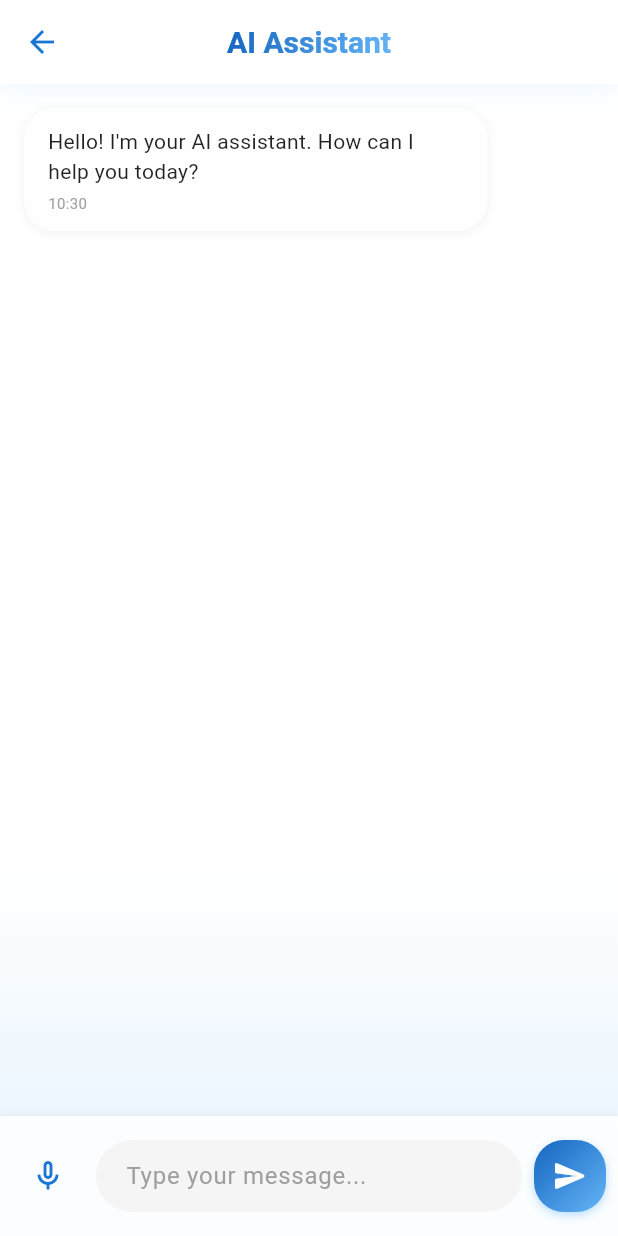
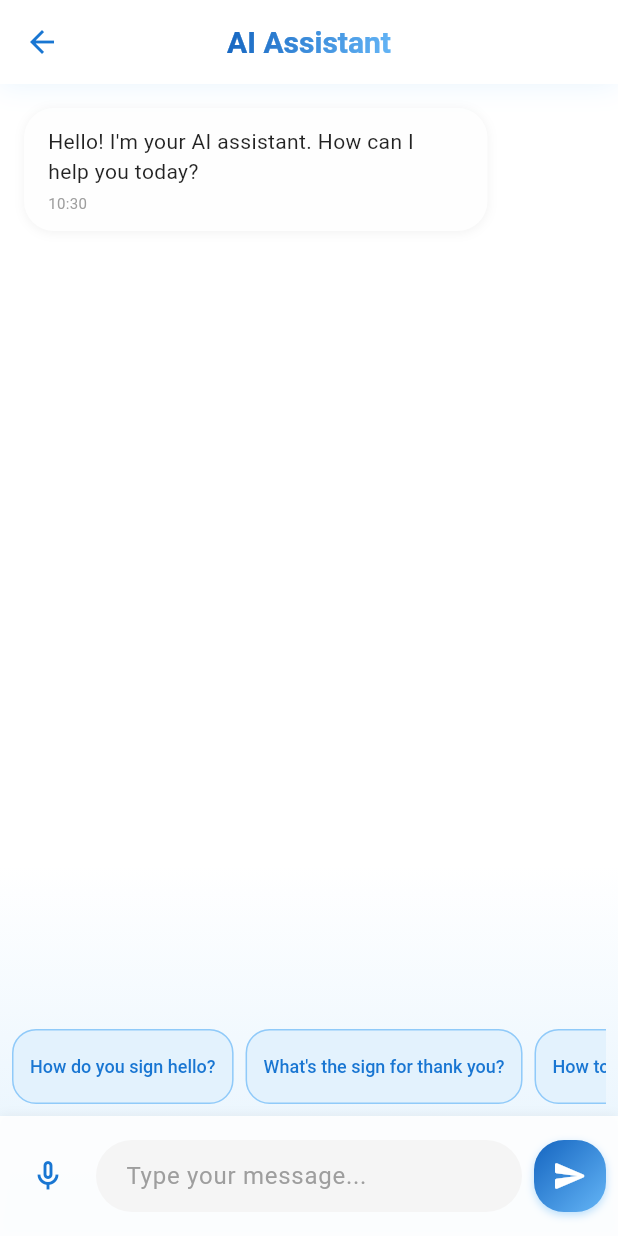
Before and after one commit to nethmalgunawardhana/Hacklite2.0_frontend, a Flutter app: the ChatbotScreen screen opened directly, on a phone screen of 412 x 824 dp. Run offline on Flutter 3.47's test engine with Material 3 defaults, Android fonts, the phone set to English and light mode, and no system bars; our stand-ins replace camera, cloud_firestore, firebase_auth, firebase_core, flutter_dotenv, flutter_svg and 5 more; missing offline and left inert: google_mlkit_pose_detection; accounts and stored records are empty.

Commit message:
feat: Refine sign language query handling and add sample questions for user assistance

```diff
--- a/lib/chatbot_screen.dart
+++ b/lib/chatbot_screen.dart
@@ -140,15 +140,8 @@ class _ChatbotScreenState extends State<ChatbotScreen> {
     if (isSignLanguageQuery && _knowledgeBank != null) {
       return await _generateSignLanguageResponse(userMessage);
     } else {
-      // Fallback to simple responses for non-sign language queries
-      final responses = [
-        "I understand you're asking about: $userMessage. Let me help you with that.",
-        "That's an interesting question! Based on what you've shared, here's what I think...",
-        "Thanks for your message. I'd be happy to assist you with that.",
-        "I see you mentioned: $userMessage. Here's some information that might help...",
-      ];
-      return responses[DateTime.now().millisecondsSinceEpoch %
-          responses.length];
+      // Only respond to ASL/sign language queries
+      return "I'm here to help with American Sign Language (ASL) questions! Try asking me about signs like 'How do you sign hello?' or 'What's the sign for thank you?'";
     }
   }
 
@@ -248,15 +241,11 @@ Available signs in our knowledge bank: ${signs.map((s) => s['word']).join(', ')}
 
 Categories: ${categories.keys.join(', ')}
 
-Please analyze the user's query and provide helpful information about sign language learning.
-If they ask generally about sign language, provide helpful information.
-If they ask for a category, list the signs in that category.
-If they ask about a specific sign, include the video tutorial URL from the knowledge bank.
+Provide a brief, helpful response about ASL/sign language. Keep it under 100 words.
+If they ask about a specific sign, include the video URL if available.
+If they ask generally, give concise learning tips.
 
-When responding about specific signs, always include the video URL in this format:
-📹 Watch the video tutorial: [URL]
-
-Keep responses concise and helpful.
+Format: Keep responses short and direct.
 ''';
 
       final response = await _model.generateContent([Content.text(prompt)]);
@@ -711,9 +700,55 @@ Keep responses concise and helpful.
                 ),
               ),
             ),
+            _buildSampleQuestions(),
             _buildInputArea(),
           ],
         ),
+      ),
+    );
+  }
+
+  Widget _buildSampleQuestions() {
+    final sampleQuestions = [
+      'How do you sign hello?',
+      'What\'s the sign for thank you?',
+      'How to sign please?',
+      'Show me ASL for eat',
+      'What is sign language?',
+    ];
+
+    return Container(
+      height: 50,
+      margin: const EdgeInsets.symmetric(horizontal: 8, vertical: 8),
+      child: ListView.builder(
+        scrollDirection: Axis.horizontal,
+        itemCount: sampleQuestions.length,
+        itemBuilder: (context, index) {
+          return Container(
+            margin: const EdgeInsets.only(right: 8),
+            child: ElevatedButton(
+              onPressed: () => _sendMessage(sampleQuestions[index]),
+              style: ElevatedButton.styleFrom(
+                backgroundColor: Colors.blue.shade50,
+                foregroundColor: Colors.blue.shade700,
+                elevation: 0,
+                padding: const EdgeInsets.symmetric(
+                  horizontal: 12,
+                  vertical: 8,
+                ),
+                shape: RoundedRectangleBorder(
+                  borderRadius: BorderRadius.circular(16),
+                  side: BorderSide(color: Colors.blue.shade200),
+                ),
+                textStyle: const TextStyle(
+                  fontSize: 12,
+                  fontWeight: FontWeight.w500,
+                ),
+              ),
+              child: Text(sampleQuestions[index]),
+            ),
+          );
+        },
       ),
     );
   }
```
